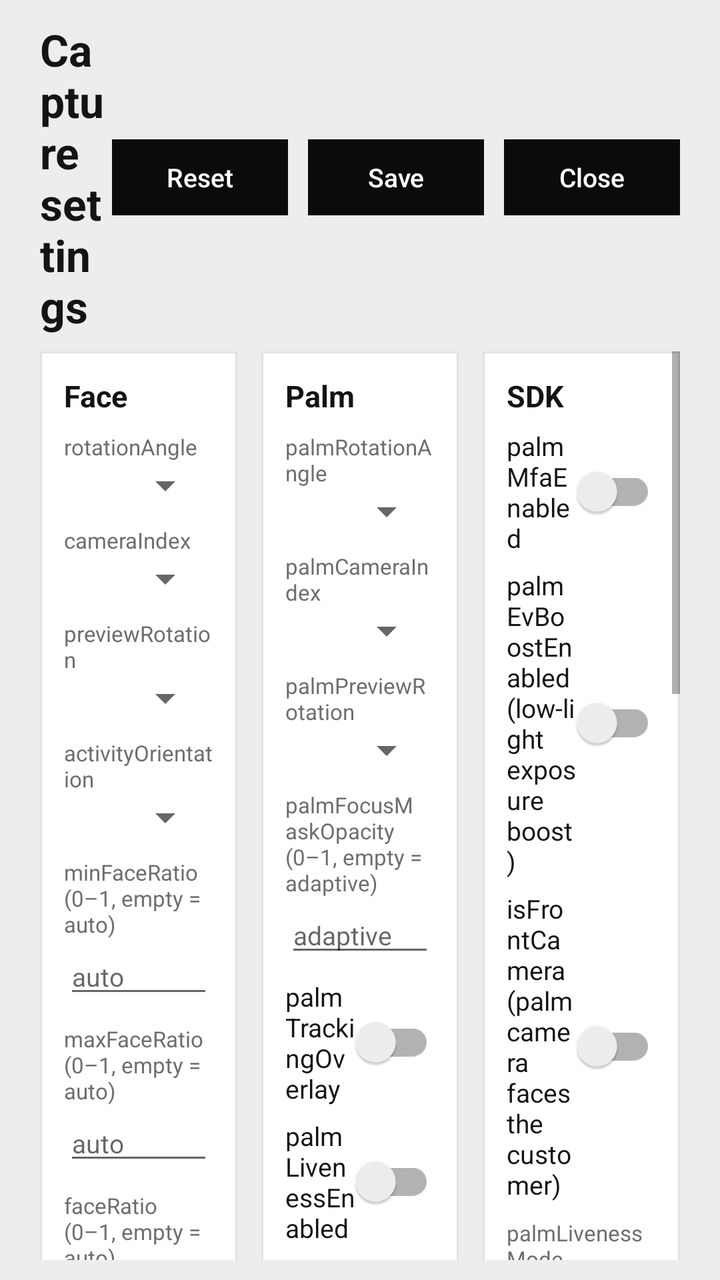
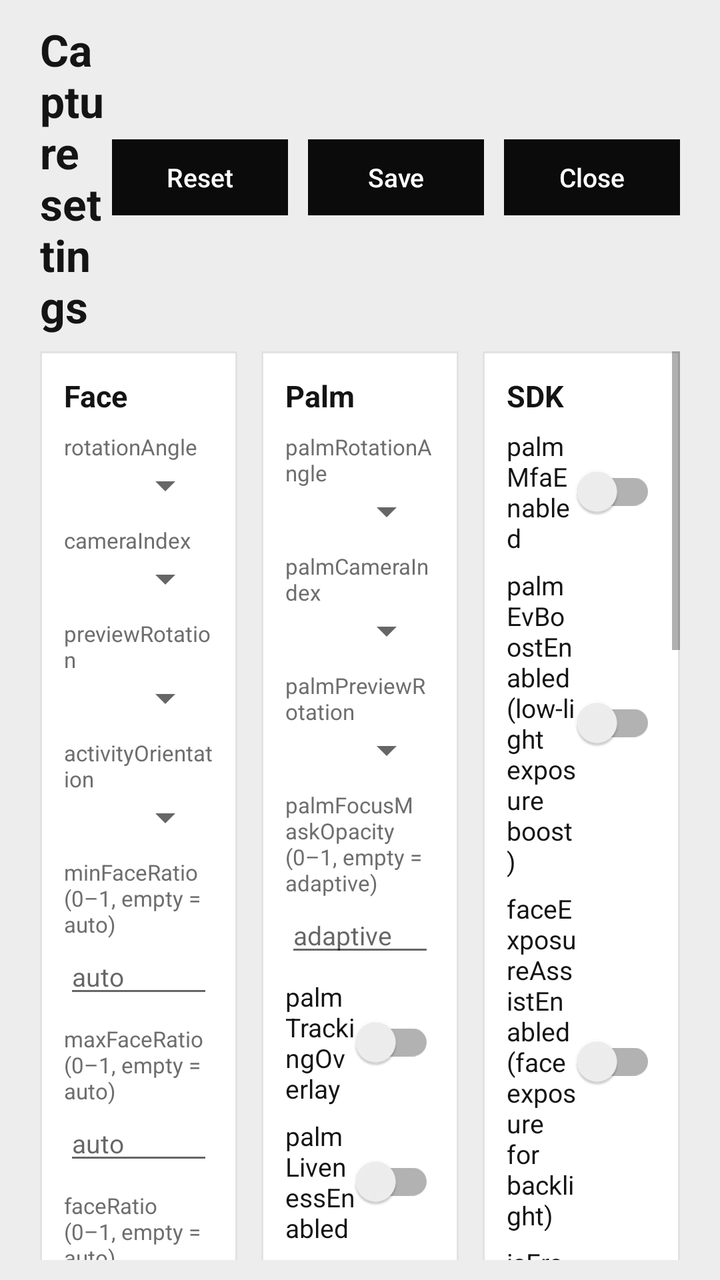

Before-and-after screenshots of an Android layout around one commit, followed by the original layout XML and the change that was made.
<!-- AndroidManifest.xml: application theme Theme.WinkPos -->
<!-- res/layout/activity_settings.xml -->
<?xml version="1.0" encoding="utf-8"?>
<LinearLayout xmlns:android="http://schemas.android.com/apk/res/android"
    android:layout_width="match_parent"
    android:layout_height="match_parent"
    android:background="@color/page_grey"
    android:keepScreenOn="true"
    android:orientation="vertical"
    android:paddingHorizontal="20dp"
    android:paddingVertical="10dp">

    
    <LinearLayout
        android:layout_width="match_parent"
        android:layout_height="wrap_content"
        android:gravity="center_vertical"
        android:orientation="horizontal">

        <TextView
            android:layout_width="0dp"
            android:layout_height="wrap_content"
            android:layout_weight="1"
            android:text="@string/settings"
            android:textColor="@color/text_dark"
            android:textSize="22sp"
            android:textStyle="bold" />

        <Button
            android:id="@+id/resetButton"
            style="@style/Widget.AppCompat.Button.Borderless"
            android:layout_width="wrap_content"
            android:layout_height="38dp"
            android:background="@drawable/bg_sign_out"
            android:paddingHorizontal="16dp"
            android:text="@string/reset_defaults"
            android:textAllCaps="false"
            android:textColor="@color/white"
            android:textSize="13sp" />

        <Button
            android:id="@+id/saveButton"
            style="@style/Widget.AppCompat.Button.Borderless"
            android:layout_width="wrap_content"
            android:layout_height="38dp"
            android:layout_marginStart="10dp"
            android:background="@drawable/bg_btn_black"
            android:paddingHorizontal="22dp"
            android:text="@string/save"
            android:textAllCaps="false"
            android:textColor="@color/white"
            android:textSize="13sp" />

        <Button
            android:id="@+id/closeButton"
            style="@style/Widget.AppCompat.Button.Borderless"
            android:layout_width="wrap_content"
            android:layout_height="38dp"
            android:layout_marginStart="10dp"
            android:background="@drawable/bg_sign_out"
            android:paddingHorizontal="16dp"
            android:text="@string/close"
            android:textAllCaps="false"
            android:textColor="@color/white"
            android:textSize="13sp" />
    </LinearLayout>

    <ScrollView
        android:layout_width="match_parent"
        android:layout_height="0dp"
        android:layout_marginTop="8dp"
        android:layout_weight="1"
        android:fillViewport="true">

        <LinearLayout
            android:layout_width="match_parent"
            android:layout_height="wrap_content"
            android:baselineAligned="false"
            android:orientation="horizontal">

            
            <LinearLayout
                android:layout_width="0dp"
                android:layout_height="wrap_content"
                android:layout_weight="1"
                android:background="@drawable/bg_tile"
                android:orientation="vertical"
                android:padding="12dp">

                <TextView style="@style/SettingsSection" android:text="@string/section_face" />

                <TextView style="@style/SettingsLabel" android:text="rotationAngle" />
                <Spinner android:id="@+id/faceRotation" style="@style/SettingsEdit" />

                <TextView style="@style/SettingsLabel" android:text="cameraIndex" />
                <Spinner android:id="@+id/faceCamera" style="@style/SettingsEdit" />

                <TextView style="@style/SettingsLabel" android:text="previewRotation" />
                <Spinner android:id="@+id/facePreviewRotation" style="@style/SettingsEdit" />

                <TextView style="@style/SettingsLabel" android:text="activityOrientation" />
                <Spinner android:id="@+id/activityOrientation" style="@style/SettingsEdit" />

                <TextView style="@style/SettingsLabel" android:text="minFaceRatio (0–1, empty = auto)" />
                <EditText android:id="@+id/minFaceRatio" style="@style/SettingsEdit"
                    android:hint="@string/hint_auto"
                    android:importantForAutofill="no"
                    android:inputType="numberDecimal" />

                <TextView style="@style/SettingsLabel" android:text="maxFaceRatio (0–1, empty = auto)" />
                <EditText android:id="@+id/maxFaceRatio" style="@style/SettingsEdit"
                    android:hint="@string/hint_auto"
                    android:importantForAutofill="no"
                    android:inputType="numberDecimal" />

                <TextView style="@style/SettingsLabel" android:text="faceRatio (0–1, empty = auto)" />
                <EditText android:id="@+id/faceRatio" style="@style/SettingsEdit"
                    android:hint="@string/hint_auto"
                    android:importantForAutofill="no"
                    android:inputType="numberDecimal" />

                <TextView style="@style/SettingsLabel" android:text="maxRetries" />
                <EditText android:id="@+id/maxRetries" style="@style/SettingsEdit"
                    android:importantForAutofill="no"
                    android:inputType="number" />

                <androidx.appcompat.widget.SwitchCompat
                    android:id="@+id/livenessEnabled" style="@style/SettingsSwitch"
                    android:text="livenessEnabled" />
            </LinearLayout>

            
            <LinearLayout
                android:layout_width="0dp"
                android:layout_height="wrap_content"
                android:layout_marginStart="12dp"
                android:layout_weight="1"
                android:background="@drawable/bg_tile"
                android:orientation="vertical"
                android:padding="12dp">

                <TextView style="@style/SettingsSection" android:text="@string/section_palm" />

                <TextView style="@style/SettingsLabel" android:text="palmRotationAngle" />
                <Spinner android:id="@+id/palmRotation" style="@style/SettingsEdit" />

                <TextView style="@style/SettingsLabel" android:text="palmCameraIndex" />
                <Spinner android:id="@+id/palmCamera" style="@style/SettingsEdit" />

                <TextView style="@style/SettingsLabel" android:text="palmPreviewRotation" />
                <Spinner android:id="@+id/palmPreviewRotation" style="@style/SettingsEdit" />

                <TextView style="@style/SettingsLabel"
                    android:text="palmFocusMaskOpacity (0–1, empty = adaptive)" />
                <EditText android:id="@+id/palmFocusMaskOpacity" style="@style/SettingsEdit"
                    android:hint="@string/hint_adaptive"
                    android:importantForAutofill="no"
                    android:inputType="numberDecimal" />

                <androidx.appcompat.widget.SwitchCompat
                    android:id="@+id/palmTrackingOverlay" style="@style/SettingsSwitch"
                    android:text="palmTrackingOverlay" />

                <androidx.appcompat.widget.SwitchCompat
                    android:id="@+id/palmLivenessEnabled" style="@style/SettingsSwitch"
                    android:text="palmLivenessEnabled" />

                <androidx.appcompat.widget.SwitchCompat
                    android:id="@+id/enableIR" style="@style/SettingsSwitch"
                    android:text="enableIR (RGB+IR hardware only)" />
            </LinearLayout>

            
            <LinearLayout
                android:layout_width="0dp"
                android:layout_height="wrap_content"
                android:layout_marginStart="12dp"
                android:layout_weight="1"
                android:background="@drawable/bg_tile"
                android:orientation="vertical"
                android:padding="12dp">

                <TextView style="@style/SettingsSection" android:text="@string/section_sdk" />

                <androidx.appcompat.widget.SwitchCompat
                    android:id="@+id/palmMfaEnabled" style="@style/SettingsSwitch"
                    android:text="palmMfaEnabled" />

                <androidx.appcompat.widget.SwitchCompat
                    android:id="@+id/palmEvBoostEnabled" style="@style/SettingsSwitch"
                    android:text="palmEvBoostEnabled (low-light exposure boost)" />

                <androidx.appcompat.widget.SwitchCompat
                    android:id="@+id/isFrontCamera" style="@style/SettingsSwitch"
                    android:text="isFrontCamera (palm camera faces the customer)" />

                <TextView style="@style/SettingsLabel" android:text="palmLivenessMode" />
                <Spinner android:id="@+id/palmLivenessMode" style="@style/SettingsEdit" />

                <TextView style="@style/SettingsLabel" android:text="palmEngineDriver (bridge = rollback)" />
                <Spinner android:id="@+id/palmEngineDriver" style="@style/SettingsEdit" />

                <TextView style="@style/SettingsLabel" android:text="autoPay on register sales" />
                <Spinner android:id="@+id/autoPayMode" style="@style/SettingsEdit" />

                <androidx.appcompat.widget.SwitchCompat
                    android:id="@+id/readWinkConfig" style="@style/SettingsSwitch"
                    android:text="readWinkConfig (on-device test file; restart)" />

                <androidx.appcompat.widget.SwitchCompat
                    android:id="@+id/debugLogging" style="@style/SettingsSwitch"
                    android:text="debugLogging (restart)" />

                <TextView
                    android:layout_width="match_parent"
                    android:layout_height="wrap_content"
                    android:layout_marginTop="12dp"
                    android:text="@string/settings_note"
                    android:textColor="@color/text_grey"
                    android:textSize="11sp" />

                <TextView
                    android:id="@+id/envText"
                    android:layout_width="wrap_content"
                    android:layout_height="wrap_content"
                    android:layout_marginTop="12dp"
                    android:textColor="@color/text_dark"
                    android:textSize="12sp"
                    android:textStyle="bold" />

                <TextView
                    android:layout_width="match_parent"
                    android:layout_height="wrap_content"
                    android:layout_marginTop="8dp"
                    android:text="@string/register_address_label"
                    android:textSize="14sp" />

                <EditText android:id="@+id/registerUrl" style="@style/SettingsEdit"
                    android:layout_width="match_parent"
                    android:hint="@string/register_address_hint"
                    android:inputType="textUri"
                    android:singleLine="true" />
            </LinearLayout>
        </LinearLayout>
    </ScrollView>
</LinearLayout>
<!-- resources referenced by this layout -->
<resources>
  <color name="page_grey">#EDEDED</color>
  <color name="text_dark">#141414</color>
  <color name="text_grey">#6E6E6E</color>
  <color name="white">#FFFFFF</color>
  <!-- drawable bg_btn_black (drawable) -->
  <shape xmlns:android="http://schemas.android.com/apk/res/android" android:shape="rectangle">
      <solid android:color="@color/bloom_black"/>
      <corners android:radius="0dp"/>
  </shape>
  <!-- drawable bg_sign_out (drawable) -->
  <shape xmlns:android="http://schemas.android.com/apk/res/android" android:shape="rectangle">
      <solid android:color="@color/sign_out_grey"/>
      <corners android:radius="0dp"/>
  </shape>
  <!-- drawable bg_tile (drawable) -->
  <shape xmlns:android="http://schemas.android.com/apk/res/android" android:shape="rectangle">
      <solid android:color="@color/white"/>
      <corners android:radius="0dp"/>
      <stroke android:width="1dp" android:color="@color/border_grey"/>
  </shape>
  <string name="close">Close</string>
  <string name="hint_adaptive">adaptive</string>
  <string name="hint_auto">auto</string>
  <string name="register_address_hint">ws://192.168.1.50:8181/pos</string>
  <string name="register_address_label">Register address (blank = discover from the terminal)</string>
  <string name="reset_defaults">Reset</string>
  <string name="save">Save</string>
  <string name="section_face">Face</string>
  <string name="section_palm">Palm</string>
  <string name="section_sdk">SDK</string>
  <string name="settings">Capture settings</string>
  <string name="settings_note">Face/Palm values apply to the next check-in. Palm/SDK switches apply live, except readWinkConfig and debugLogging (restart).</string>
  <style name="SettingsEdit">
          <item name="android:layout_width">match_parent</item>
          <item name="android:layout_height">wrap_content</item>
          <item name="android:textSize">13sp</item>
          <item name="android:maxLines">1</item>
      </style>
  <style name="SettingsLabel">
          <item name="android:layout_width">wrap_content</item>
          <item name="android:layout_height">wrap_content</item>
          <item name="android:layout_marginTop">8dp</item>
          <item name="android:textColor">@color/text_grey</item>
          <item name="android:textSize">11sp</item>
      </style>
  <style name="SettingsSection">
          <item name="android:layout_width">wrap_content</item>
          <item name="android:layout_height">wrap_content</item>
          <item name="android:textColor">@color/text_dark</item>
          <item name="android:textSize">15sp</item>
          <item name="android:textStyle">bold</item>
      </style>
  <style name="SettingsSwitch" parent="Widget.AppCompat.CompoundButton.Switch">
          <item name="android:layout_width">match_parent</item>
          <item name="android:layout_height">wrap_content</item>
          <item name="android:layout_marginTop">6dp</item>
          <item name="android:textColor">@color/text_dark</item>
          <item name="android:textSize">13sp</item>
      </style>
  <style name="Theme.WinkPos" parent="Theme.MaterialComponents.Light.NoActionBar">
          <item name="colorPrimary">@color/bloom_black</item>
          <item name="colorPrimaryVariant">@color/bloom_black</item>
          <item name="colorSecondary">@color/loyallist_purple</item>
          <item name="android:windowBackground">@color/white</item>
          <item name="android:statusBarColor">@color/bloom_black</item>
      </style>
  <color name="bloom_black">#0B0B0B</color>
  <color name="sign_out_grey">#8C8C8C</color>
  <color name="border_grey">#E2E2E2</color>
  <color name="loyallist_purple">#4D49BE</color>
</resources>

<!-- the commit's change to res/layout/activity_settings.xml (unified diff, before → after) -->
@@ -189,6 +189,10 @@
                     android:text="palmEvBoostEnabled (low-light exposure boost)" />
 
                 <androidx.appcompat.widget.SwitchCompat
+                    android:id="@+id/faceExposureAssistEnabled" style="@style/SettingsSwitch"
+                    android:text="faceExposureAssistEnabled (face exposure for backlight)" />
+
+                <androidx.appcompat.widget.SwitchCompat
                     android:id="@+id/isFrontCamera" style="@style/SettingsSwitch"
                     android:text="isFrontCamera (palm camera faces the customer)" />
 
